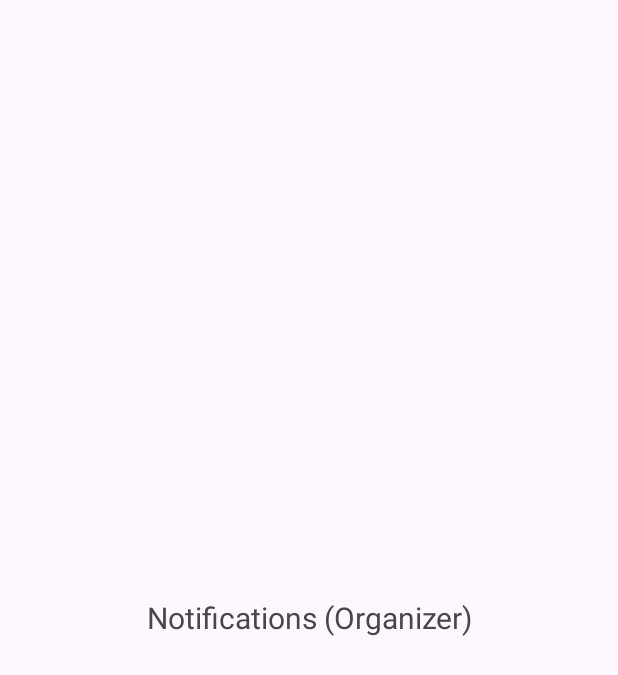
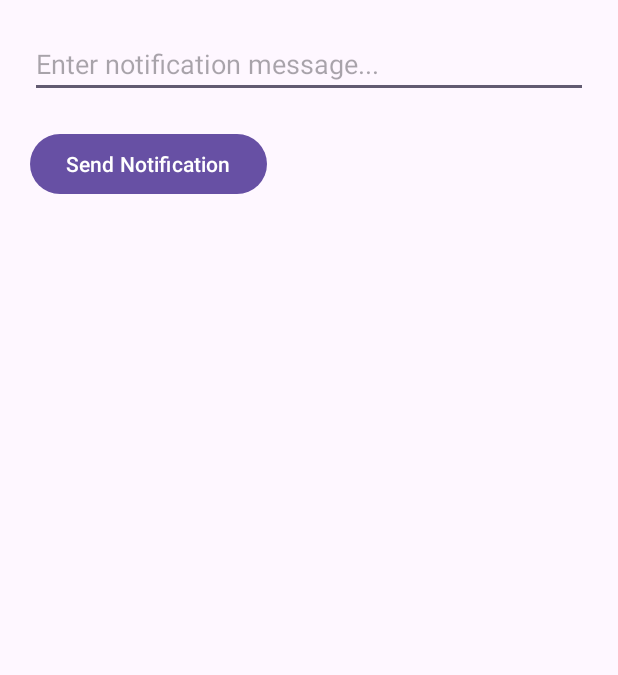
Before and after one commit to CMPUT301F25summit/CMPUT301F25summit, an Android app: the layout fragment_notifications_organizer.xml on its own in the app's theme, with its tools: preview values and no code run, on a phone screen of 412 x 824 dp. Shown: the top 675 px of the screen. Run offline under Robolectric (Android 15) with nearby library versions, the phone set to English and light mode, and no system bars.

Commit message:
organizer notif basic

```diff
--- a/app/src/main/java/com/example/summit/OrganizerActivity.java
+++ b/app/src/main/java/com/example/summit/OrganizerActivity.java
@@ -27,12 +27,10 @@ public class OrganizerActivity extends AppCompatActivity {
 
         FloatingActionButton fab = findViewById(R.id.fab_add_event);
 
-        // ✅ FAB behavior
         fab.setOnClickListener(v ->
                 navController.navigate(R.id.action_manageEvents_to_createEvent)
         );
 
-        // ✅ FAB visibility control
         navController.addOnDestinationChangedListener((controller, destination, arguments) -> {
             if (destination.getId() == R.id.ManageEventsFragment) {
                 fab.show();
--- a/app/src/main/java/com/example/summit/fragments/login/DeviceIDFragment.java
+++ b/app/src/main/java/com/example/summit/fragments/login/DeviceIDFragment.java
@@ -82,6 +82,7 @@ public class DeviceIDFragment extends Fragment {
                                     } else {
                                         Bundle args = new Bundle();
                                         args.putString("deviceId", deviceId);
+
                                         NavHostFragment.findNavController(DeviceIDFragment.this)
                                                 .navigate(R.id.action_DeviceIDFragment_to_DetailsFragment, args);
                                     }
@@ -89,7 +90,7 @@ public class DeviceIDFragment extends Fragment {
                     }
                 })
                 .addOnFailureListener(e ->
-                        Toast.makeText(getContext(), "Login failed, try again", Toast.LENGTH_SHORT).show()
+                        Toast.makeText(getContext(), "Login failed, try again "+ new String(deviceId), Toast.LENGTH_SHORT).show()
                 );
     }
 
--- a/app/src/main/java/com/example/summit/fragments/organizer/CreateEventFragment.java
+++ b/app/src/main/java/com/example/summit/fragments/organizer/CreateEventFragment.java
@@ -23,6 +23,7 @@ import com.example.summit.session.Session;
 import com.example.summit.utils.QRCodeGenerator;
 import com.google.firebase.firestore.FirebaseFirestore;
 
+import java.util.ArrayList;
 import java.util.Calendar;
 import java.util.HashMap;
 import java.util.Map;
@@ -136,6 +137,10 @@ public class CreateEventFragment extends Fragment {
         eventData.put("location", location);
         eventData.put("eventStart", eventStart);
         eventData.put("eventEnd", eventEnd);
+        eventData.put("registeredEntrants", new ArrayList<>());
+        eventData.put("waitingList", new ArrayList<>());
+        eventData.put("declinedEntrants", new ArrayList<>());
+
 
         db.collection("events")
                 .add(eventData)
--- a/app/src/main/res/layout/activity_organizer.xml
+++ b/app/src/main/res/layout/activity_organizer.xml
@@ -28,11 +28,9 @@
         android:layout_width="wrap_content"
         android:layout_height="wrap_content"
         android:layout_gravity="bottom|end"
-        android:layout_marginEnd="20dp"
-        android:layout_marginBottom="90dp"
+        android:layout_margin="16dp"
         android:contentDescription="Add Event"
-        app:backgroundTint="#7F5CCA"
         app:srcCompat="@drawable/ic_add"
-        app:tint="@android:color/white" />
+        android:visibility="gone"/>
 
 </androidx.coordinatorlayout.widget.CoordinatorLayout>
--- a/app/src/main/res/layout/fragment_notifications_organizer.xml
+++ b/app/src/main/res/layout/fragment_notifications_organizer.xml
@@ -1,14 +1,21 @@
-<?xml version="1.0" encoding="utf-8"?>
-<androidx.constraintlayout.widget.ConstraintLayout xmlns:android="http://schemas.android.com/apk/res/android"
+<LinearLayout
+    xmlns:android="http://schemas.android.com/apk/res/android"
+    android:orientation="vertical"
     android:layout_width="match_parent"
+    android:padding="20dp"
     android:layout_height="match_parent">
 
-    <TextView xmlns:android="http://schemas.android.com/apk/res/android"
+    <EditText
+        android:id="@+id/input_notification_message"
+        android:hint="Enter notification message..."
         android:layout_width="match_parent"
-        android:layout_height="match_parent"
-        android:gravity="center"
-        android:text="Notifications (Organizer)"
-        android:textSize="20sp"/>
+        android:layout_height="wrap_content"/>
 
+    <Button
+        android:id="@+id/btn_send_notification"
+        android:text="Send Notification"
+        android:layout_width="wrap_content"
+        android:layout_height="wrap_content"
+        android:layout_marginTop="20dp"/>
 
-</androidx.constraintlayout.widget.ConstraintLayout>
+</LinearLayout>
```
Also changed, not shown: app/src/main/java/com/example/summit/adapters/NotificationAdapter.java (added, +56 -0 lines), app/src/main/java/com/example/summit/fragments/organizer/NotificationsOrganizerFragment.java (+62 -1 lines), app/src/main/java/com/example/summit/model/Event.java (+28 -6 lines), app/src/main/java/com/example/summit/model/Notification.java (added, +26 -0 lines), app/src/main/res/layout/item_notification.xml (added, +22 -0 lines).
